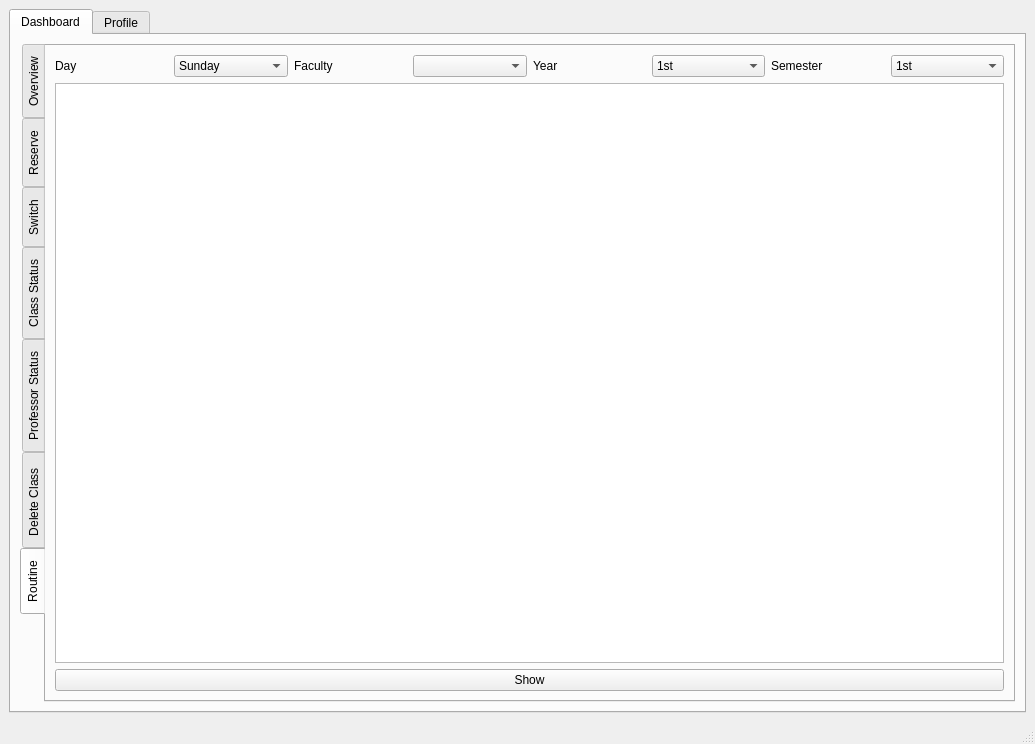
The window that bms/mainwindow.ui (MythicSTR/bms-project) describes before a commit, drawn with Qt 5.
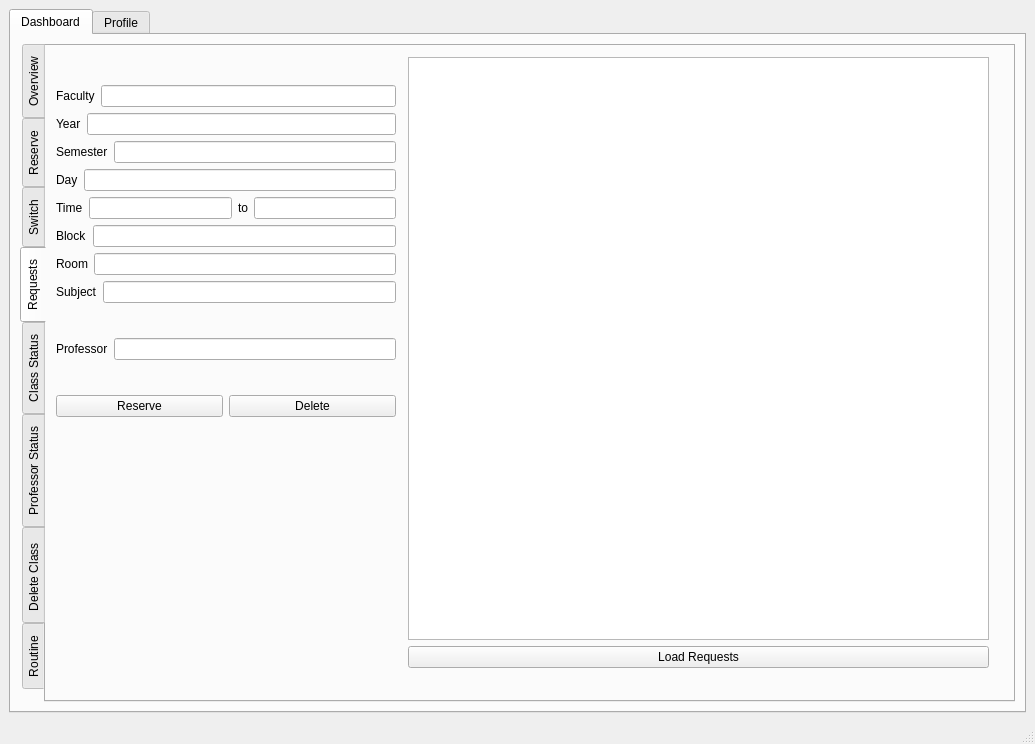
The same window after the commit. Icons and pictures are not drawn.

Commit message: added request functionality in professorwindow

Patch:
```diff
--- a/bms/mainwindow.ui
+++ b/bms/mainwindow.ui
@@ -58,7 +58,7 @@
            <enum>QTabWidget::West</enum>
           </property>
           <property name="currentIndex">
-           <number>6</number>
+           <number>3</number>
           </property>
           <widget class="QWidget" name="tab_3">
            <attribute name="title">
@@ -1467,6 +1467,203 @@
             </item>
            </layout>
           </widget>
+          <widget class="QWidget" name="tab_10">
+           <attribute name="title">
+            <string>Requests</string>
+           </attribute>
+           <widget class="QWidget" name="layoutWidget">
+            <property name="geometry">
+             <rect>
+              <x>10</x>
+              <y>10</y>
+              <width>340</width>
+              <height>393</height>
+             </rect>
+            </property>
+            <layout class="QVBoxLayout" name="verticalLayout_11">
+             <item>
+              <layout class="QVBoxLayout" name="verticalLayout_7">
+               <item>
+                <layout class="QHBoxLayout" name="horizontalLayout_31">
+                 <item>
+                  <widget class="QLabel" name="label_34">
+                   <property name="text">
+                    <string>Faculty</string>
+                   </property>
+                  </widget>
+                 </item>
+                 <item>
+                  <widget class="QLineEdit" name="req_faculty"/>
+                 </item>
+                </layout>
+               </item>
+               <item>
+                <layout class="QHBoxLayout" name="horizontalLayout_33">
+                 <item>
+                  <widget class="QLabel" name="label_35">
+                   <property name="text">
+                    <string>Year</string>
+                   </property>
+                  </widget>
+                 </item>
+                 <item>
+                  <widget class="QLineEdit" name="req_year"/>
+                 </item>
+                </layout>
+               </item>
+               <item>
+                <layout class="QHBoxLayout" name="horizontalLayout_34">
+                 <item>
+                  <widget class="QLabel" name="label_36">
+                   <property name="text">
+                    <string>Semester</string>
+                   </property>
+                  </widget>
+                 </item>
+                 <item>
+                  <widget class="QLineEdit" name="req_semester"/>
+                 </item>
+                </layout>
+               </item>
+               <item>
+                <layout class="QHBoxLayout" name="horizontalLayout_35">
+                 <item>
+                  <widget class="QLabel" name="label_37">
+                   <property name="text">
+                    <string>Day</string>
+                   </property>
+                  </widget>
+                 </item>
+                 <item>
+                  <widget class="QLineEdit" name="req_day"/>
+                 </item>
+                </layout>
+               </item>
+               <item>
+                <layout class="QHBoxLayout" name="horizontalLayout_36">
+                 <item>
+                  <widget class="QLabel" name="label_38">
+                   <property name="text">
+                    <string>Time</string>
+                   </property>
+                  </widget>
+                 </item>
+                 <item>
+                  <widget class="QLineEdit" name="req_start"/>
+                 </item>
+                 <item>
+                  <widget class="QLabel" name="label_39">
+                   <property name="text">
+                    <string>to</string>
+                   </property>
+                  </widget>
+                 </item>
+                 <item>
+                  <widget class="QLineEdit" name="req_end"/>
+                 </item>
+                </layout>
+               </item>
+               <item>
+                <layout class="QHBoxLayout" name="horizontalLayout_37">
+                 <item>
+                  <widget class="QLabel" name="label_40">
+                   <property name="text">
+                    <string>Block</string>
+                   </property>
+                  </widget>
+                 </item>
+                 <item>
+                  <widget class="QLineEdit" name="req_block"/>
+                 </item>
+                </layout>
+               </item>
+               <item>
+                <layout class="QHBoxLayout" name="horizontalLayout_38">
+                 <item>
+                  <widget class="QLabel" name="label_41">
+                   <property name="text">
+                    <string>Room</string>
+                   </property>
+                  </widget>
+                 </item>
+                 <item>
+                  <widget class="QLineEdit" name="req_room"/>
+                 </item>
+                </layout>
+               </item>
+               <item>
+                <layout class="QHBoxLayout" name="horizontalLayout_39">
+                 <item>
+                  <widget class="QLabel" name="label_42">
+                   <property name="text">
+                    <string>Subject</string>
+                   </property>
+                  </widget>
+                 </item>
+                 <item>
+                  <widget class="QLineEdit" name="req_subject"/>
+                 </item>
+                </layout>
+               </item>
+              </layout>
+             </item>
+             <item>
+              <layout class="QHBoxLayout" name="horizontalLayout_44">
+               <item>
+                <widget class="QLabel" name="label43">
+                 <property name="text">
+                  <string>Professor</string>
+                 </property>
+                </widget>
+               </item>
+               <item>
+                <widget class="QLineEdit" name="req_professor"/>
+               </item>
+              </layout>
+             </item>
+             <item>
+              <layout class="QHBoxLayout" name="horizontalLayout_40">
+               <item>
+                <widget class="QPushButton" name="req_reserve">
+                 <property name="text">
+                  <string>Reserve</string>
+                 </property>
+                </widget>
+               </item>
+               <item>
+                <widget class="QPushButton" name="req_delete">
+                 <property name="text">
+                  <string>Delete</string>
+                 </property>
+                </widget>
+               </item>
+              </layout>
+             </item>
+            </layout>
+           </widget>
+           <widget class="QWidget" name="layoutWidget">
+            <property name="geometry">
+             <rect>
+              <x>362</x>
+              <y>11</y>
+              <width>581</width>
+              <height>611</height>
+             </rect>
+            </property>
+            <layout class="QVBoxLayout" name="verticalLayout_12">
+             <item>
+              <widget class="QTableView" name="req_tableview"/>
+             </item>
+             <item>
+              <widget class="QPushButton" name="load_request">
+               <property name="text">
+                <string>Load Requests</string>
+               </property>
+              </widget>
+             </item>
+            </layout>
+           </widget>
+          </widget>
           <widget class="QWidget" name="tab_6">
            <attribute name="title">
             <string>Class Status</string>
```
The commit also changes 9 other files.
